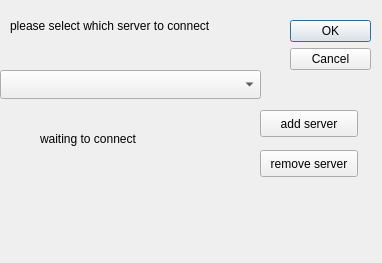
First picture: the form in MainClient/gui/jdlgselectserver.ui, repository stareven/Dlut-Game-Platform, before the edit.
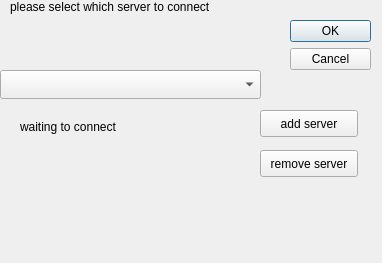
Second picture: the form after the edit. Custom widgets are drawn as their Qt base class.

```diff
--- a/MainClient/gui/jdlgselectserver.ui
+++ b/MainClient/gui/jdlgselectserver.ui
@@ -51,6 +51,12 @@
    <property name="text">
     <string>please select which server to connect</string>
    </property>
+   <property name="alignment">
+    <set>Qt::AlignLeading|Qt::AlignLeft|Qt::AlignTop</set>
+   </property>
+   <property name="wordWrap">
+    <bool>true</bool>
+   </property>
   </widget>
   <widget class="QPushButton" name="btn_add">
    <property name="geometry">
@@ -81,10 +87,10 @@
   <widget class="QLabel" name="label_info">
    <property name="geometry">
     <rect>
-     <x>40</x>
-     <y>130</y>
+     <x>20</x>
+     <y>120</y>
      <width>201</width>
-     <height>17</height>
+     <height>91</height>
     </rect>
    </property>
    <property name="text">
@@ -93,6 +99,12 @@
    <property name="scaledContents">
     <bool>true</bool>
    </property>
+   <property name="alignment">
+    <set>Qt::AlignLeading|Qt::AlignLeft|Qt::AlignTop</set>
+   </property>
+   <property name="wordWrap">
+    <bool>true</bool>
+   </property>
   </widget>
  </widget>
  <customwidgets>
```
